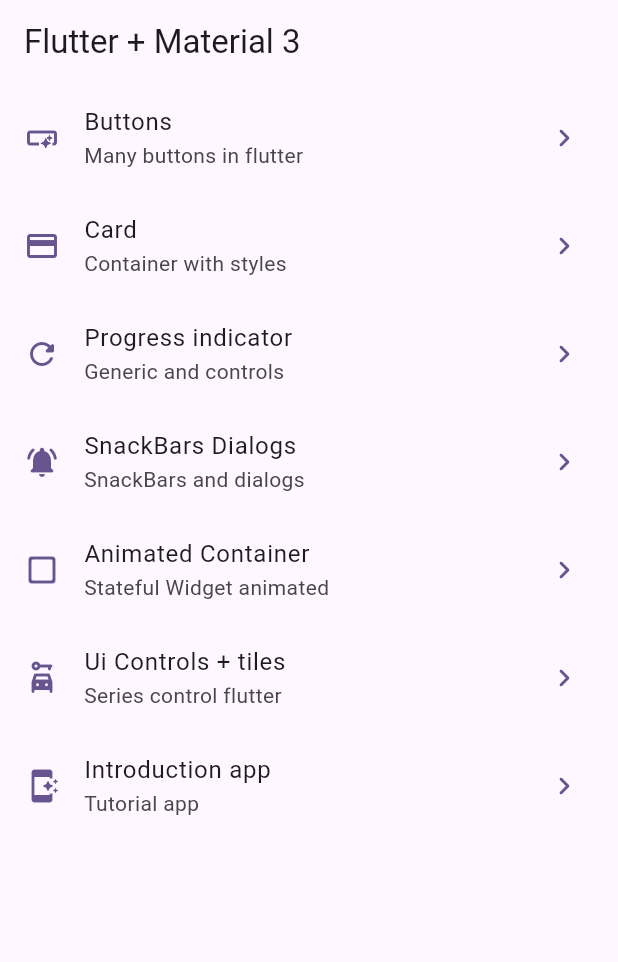
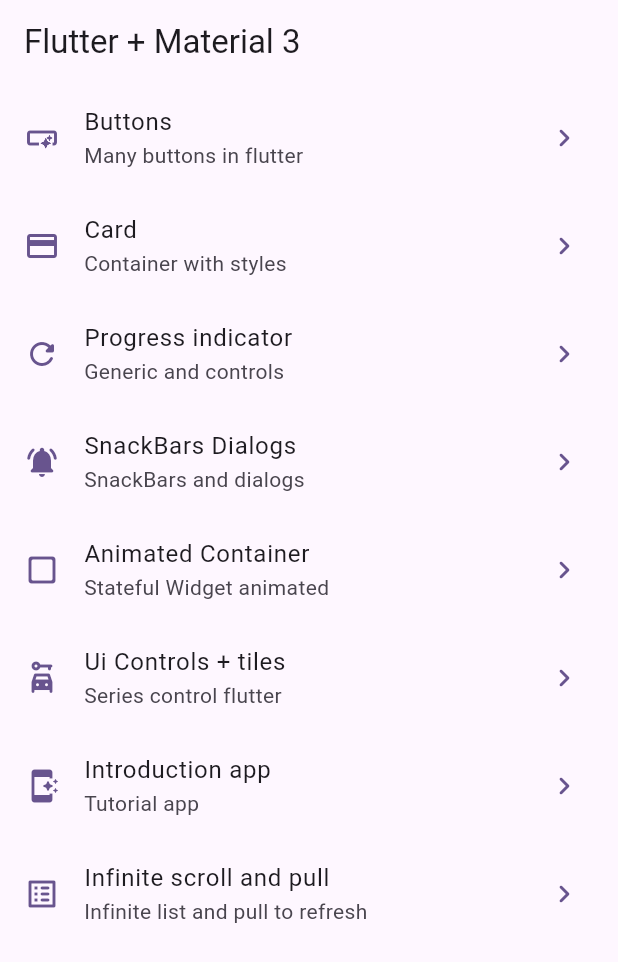
Before and after one commit to JaviKo500/widgets_app, a Flutter app: the screen it shows after launch, on a phone screen of 412 x 824 dp. Shown: the top 962 px of the screen. Run offline on Flutter 3.47's test engine with Material 2 defaults, Android fonts, the phone set to English and light mode, and no system bars; our stand-ins replace animate_do, go_router.

```diff
--- a/lib/config/menu/menu_item.dart
+++ b/lib/config/menu/menu_item.dart
@@ -25,4 +25,5 @@ const appMenuItems = <MenuItem>[
   MenuItem(name: AnimatedScreen.name, title: 'Animated Container', subTitle: 'Stateful Widget animated ', link: '/animated', icon: Icons.check_box_outline_blank_rounded,),
   MenuItem(name: UiControlsScreen.name, title: 'Ui Controls + tiles', subTitle: 'Series control flutter', link: '/ui_controls', icon: Icons.car_rental_rounded,),
   MenuItem(name: AppTutorialScreen.name, title: 'Introduction app', subTitle: 'Tutorial app', link: '/app_tutorial', icon: Icons.app_shortcut_rounded,),
+  MenuItem(name: InfiniteScrollScreen.name, title: 'Infinite scroll and pull', subTitle: 'Infinite list and pull to refresh', link: '/infinite', icon: Icons.list_alt_rounded,),
 ];
--- a/lib/config/router/go_router.dart
+++ b/lib/config/router/go_router.dart
@@ -44,5 +44,10 @@ final appRouter = GoRouter(
       path: '/app_tutorial',
       builder: (context, state) => const AppTutorialScreen(),
     ),
+    GoRoute(
+      name: InfiniteScrollScreen.name,
+      path: '/infinite',
+      builder: (context, state) => const InfiniteScrollScreen(),
+    ),
   ]
 );
```
Also changed, not shown: lib/presentation/screens/infinite_scroll/infinite_scroll_screen.dart (+27 -7 lines).
